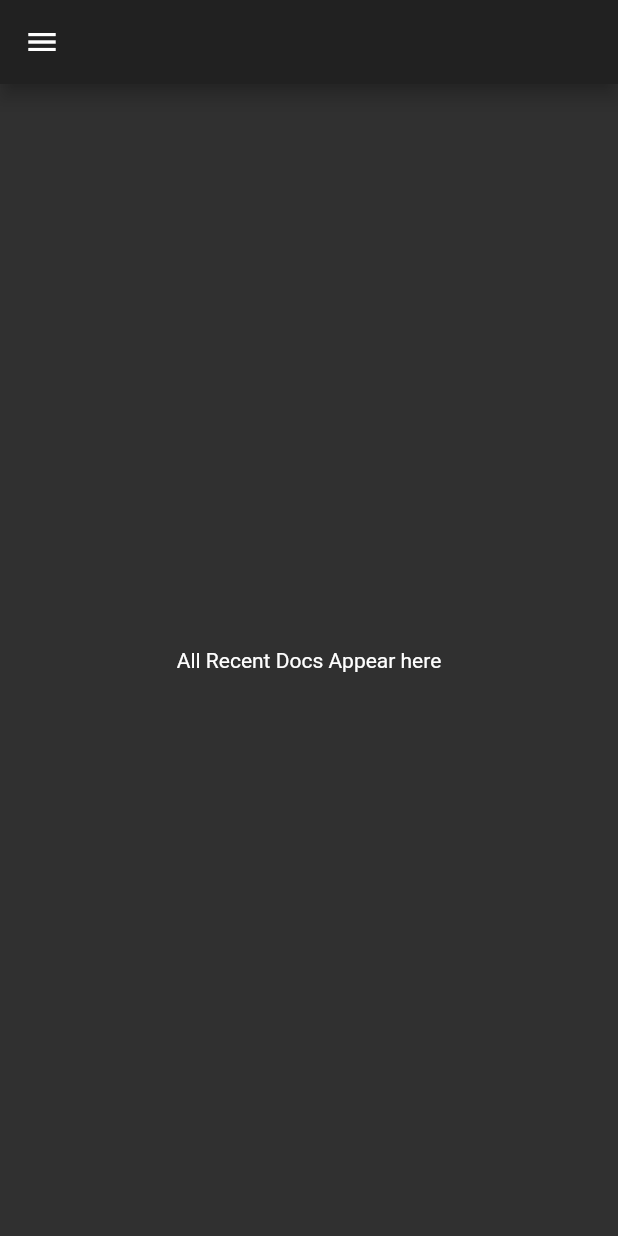
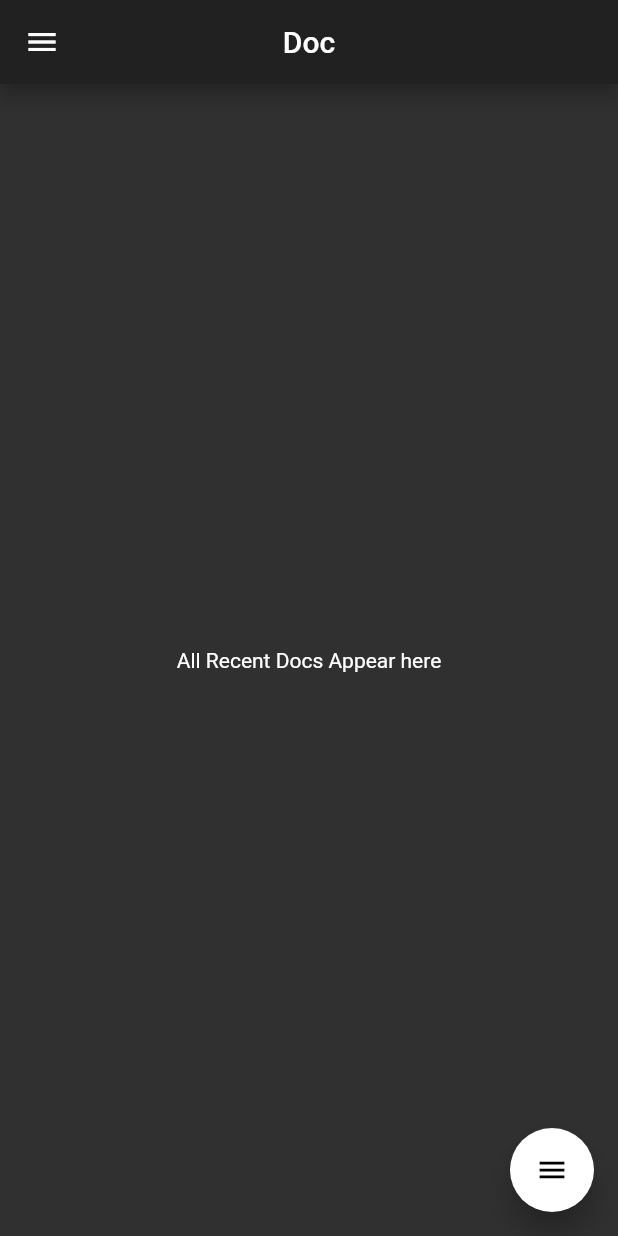
Before and after one commit to Sarath-2k/doc_, a Flutter app: the screen it shows after launch, on a phone screen of 412 x 824 dp. Run offline on Flutter 3.47's test engine with Material 2 defaults, Android fonts, the phone set to English and light mode, and no system bars; drawn by our look-alikes of flutter_speed_dial.

Commit message:
fab navigation added

```diff
--- a/lib/main.dart
+++ b/lib/main.dart
@@ -1,7 +1,10 @@
+import 'package:doc_/blankdoc.dart';
 import 'package:doc_/drawerpages/bin.dart';
 import 'package:doc_/drawerpages/cloud.dart';
 import 'package:doc_/drawerpages/help_feedback.dart';
+import 'package:doc_/templates.dart';
 import 'package:flutter/material.dart';
+import 'package:flutter_speed_dial/flutter_speed_dial.dart';
 
 import 'drawerpages/Shared.dart';
 import 'drawerpages/notifications.dart';
@@ -19,7 +22,10 @@ class MyApp extends StatelessWidget {
   @override
   Widget build(BuildContext context) {
     return MaterialApp(
+
       theme: ThemeData.dark(),
+      darkTheme: ThemeData(
+      ),
       home: Home(),
     );
   }
@@ -36,9 +42,7 @@ class _HomeState extends State<Home> {
   @override
   Widget build(BuildContext context) {
     return Scaffold(
-      appBar: AppBar(
-        elevation: 5,
-      ),
+      appBar: myAppBar(),
       drawer: Drawer(
         child: Column(
           mainAxisAlignment: MainAxisAlignment.start,
@@ -65,11 +69,10 @@ class _HomeState extends State<Home> {
                 "Shared With Me",
               ),
               onTap: () {
-
                 setState(() {
                   current_page = Shared();
                 });
-                },
+              },
             ),
             //Starred
             ListTile(
@@ -81,7 +84,7 @@ class _HomeState extends State<Home> {
                 setState(() {
                   current_page = Starred();
                 });
-                   },
+              },
             ),
             //Offline Files
             ListTile(
@@ -93,7 +96,7 @@ class _HomeState extends State<Home> {
                 setState(() {
                   current_page = Saved();
                 });
-                   },
+              },
             ),
             //Bin
             ListTile(
@@ -104,7 +107,8 @@ class _HomeState extends State<Home> {
               onTap: () {
                 setState(() {
                   current_page = Bin();
-                });},
+                });
+              },
             ),
             //Notifications
             ListTile(
@@ -115,13 +119,14 @@ class _HomeState extends State<Home> {
               onTap: () {
                 setState(() {
                   current_page = Notifications();
-                });},
+                });
+              },
             ),
             //Divider
             Padding(
-              padding: const EdgeInsets.symmetric(horizontal:15,vertical:10),
+              padding: const EdgeInsets.symmetric(horizontal: 15, vertical: 10),
               child: Divider(
-                thickness:2,
+                thickness: 2,
               ),
             ),
             //Settings
@@ -134,7 +139,8 @@ class _HomeState extends State<Home> {
                 setState(() {
                   current_page = Settings();
                 });
-            },),
+              },
+            ),
             //Help&Feedback
             ListTile(
               leading: Icon(Icons.help_outline),
@@ -144,7 +150,8 @@ class _HomeState extends State<Home> {
               onTap: () {
                 setState(() {
                   current_page = HelpFeedback();
-                });},
+                });
+              },
             ),
             //Cloud
             ListTile(
@@ -155,12 +162,60 @@ class _HomeState extends State<Home> {
               onTap: () {
                 setState(() {
                   current_page = Cloud();
-                });},
+                });
+              },
             ),
           ],
         ),
       ),
-      body: current_page
+      body: current_page,
+      floatingActionButton: SpeedDial(
+          marginRight: 18,
+          marginBottom: 20,
+          animatedIcon: AnimatedIcons.menu_close,
+          animatedIconTheme: IconThemeData(size: 22.0),
+          visible: true,
+          closeManually: false,
+          curve: Curves.bounceIn,
+          overlayColor: Colors.black,
+          overlayOpacity: 0.5,
+          onOpen: () => print('OPENING DIAL'),
+          onClose: () => print('DIAL CLOSED'),
+          backgroundColor: Colors.white,
+          foregroundColor: Colors.black,
+          elevation: 8.0,
+          shape: CircleBorder(),
+          children: [
+            SpeedDialChild(
+              child: Icon(Icons.edit),
+              backgroundColor: Colors.red,
+              label: "New Document",
+              labelStyle: TextStyle(fontSize:20,fontWeight: FontWeight.w500),
+              labelBackgroundColor: Colors.black45,
+              onTap: () {
+                print("New Document Tapped");
+                Navigator.push(context, MaterialPageRoute(builder: (context)=> BlankDoc()));
+              }
+            ),
+            SpeedDialChild(
+              child: Icon(Icons.description),
+              backgroundColor: Colors.blue,
+              label: "Use a Template",
+              labelStyle: TextStyle(fontSize:20,fontWeight: FontWeight.w500,),
+              labelBackgroundColor: Colors.black45,
+              onTap: () {
+                Navigator.push(context, MaterialPageRoute(builder: (context)=> Templates()));},
+            ),
+          ],
+        ),
+    );
+  }
+
+  AppBar myAppBar() {
+    return AppBar(
+      elevation: 5,
+      centerTitle: true,
+      title: Text("Doc"),
     );
   }
 }
--- a/pubspec.yaml
+++ b/pubspec.yaml
@@ -23,6 +23,7 @@ environment:
 dependencies:
   flutter:
     sdk: flutter
+  flutter_speed_dial: ^1.2.5
 
 
   # The following adds the Cupertino Icons font to your application.
```
Also changed, not shown: lib/blankdoc.dart (added, +10 -0 lines), lib/templates.dart (added, +10 -0 lines), lib/1.dart (added), pubspec.lock.
